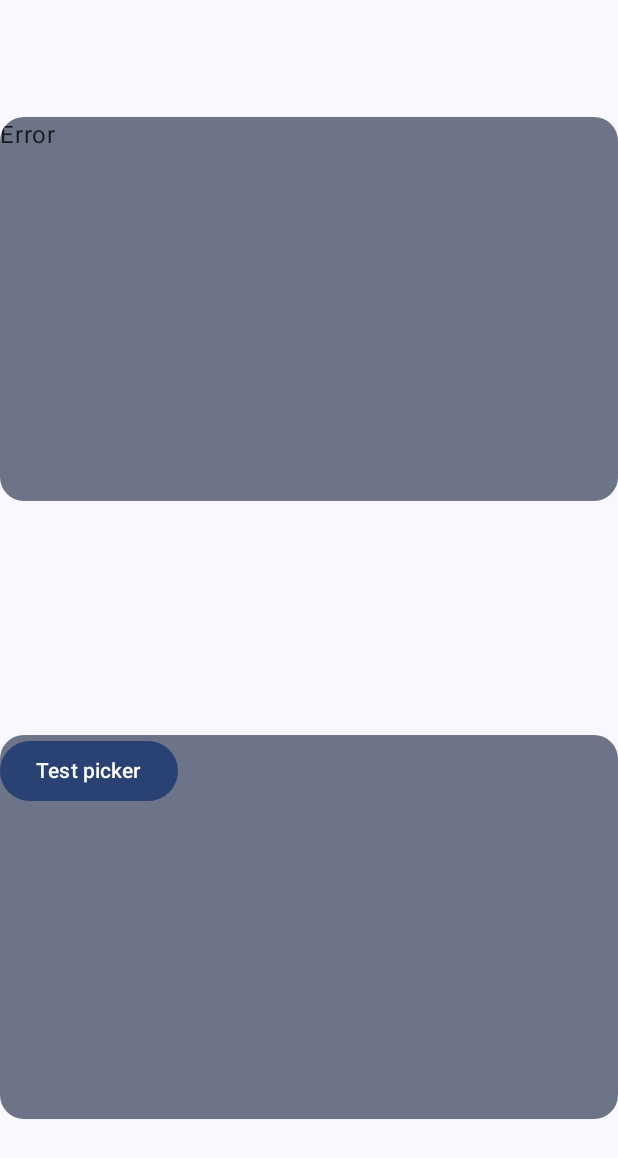
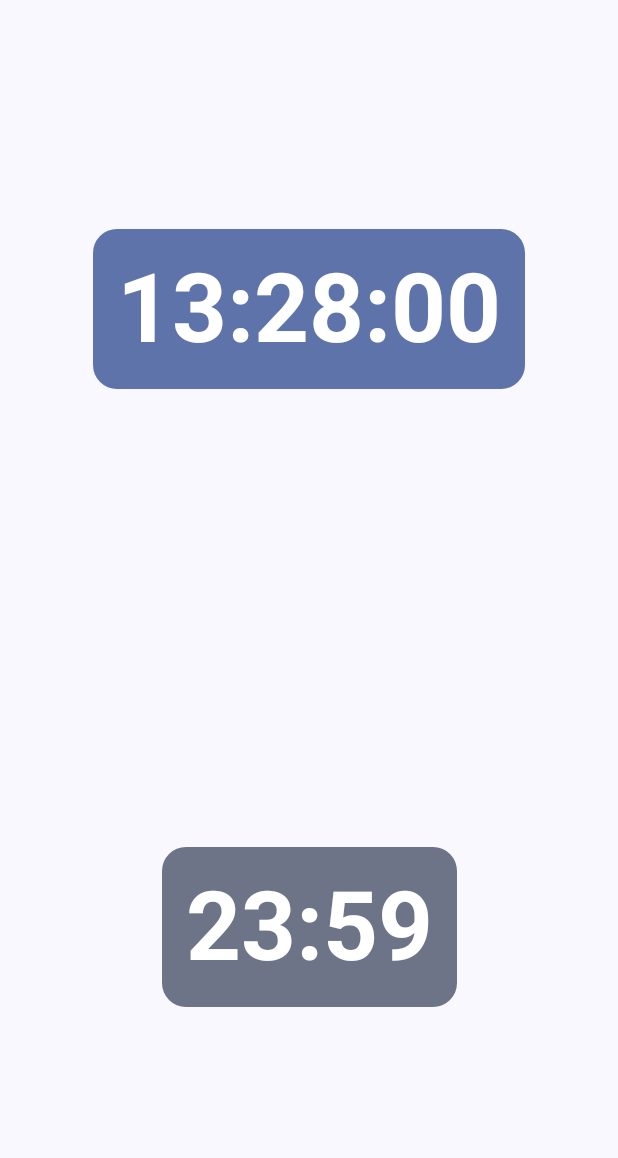
Before and after one commit to Iliano101/chrono-calcul-mobile, an Android app built with Jetpack Compose: the screen it shows after launch (MainActivity), on a phone screen of 412 x 824 dp. Shown: the top 1158 px of the screen. Run offline under Robolectric (Android 15) with nearby library versions, the phone set to English and light mode, and no system bars.

Commit message:
Start of the UI and fix of calculations

```diff
--- a/app/src/main/java/com/iliano/chrono_calcul_mobile/core/Constants.kt
+++ b/app/src/main/java/com/iliano/chrono_calcul_mobile/core/Constants.kt
@@ -4,4 +4,16 @@ object Constants {
     const val UPDATE_DELAY = 1000L
 
     const val MINUTES_IN_HOUR = 60
+
+    object TIME_OFFSETS {
+        const val SECURITY_MINUTES = 15L
+    }
+
+
+    object STRINGS {
+        const val DEFAULT_DISPLAY = "00:00:00"
+        const val DURATION_FORMAT = "%02d:%02d:00"
+        const val TIME_FORMAT = "%02d:%02d"
+    }
+
 }
--- a/app/src/main/java/com/iliano/chrono_calcul_mobile/core/Extensions.kt
+++ b/app/src/main/java/com/iliano/chrono_calcul_mobile/core/Extensions.kt
@@ -1,9 +1,19 @@
 package com.iliano.chrono_calcul_mobile.core
 
 import java.time.Duration
+import java.time.LocalTime
 
 fun Duration.toFormatedString(): String {
-    val hours = this.toHours()
-    val minutes = this.toMinutes() % Constants.MINUTES_IN_HOUR
-    return "$hours:$minutes:00"
+    return Constants.STRINGS.DURATION_FORMAT.format(
+        this.toHours(),
+        this.toMinutes() % Constants.MINUTES_IN_HOUR
+    )
 }
+
+fun LocalTime.toFormatedString(): String {
+
+    return Constants.STRINGS.TIME_FORMAT.format(
+        this.hour,
+        this.minute
+    )
+}
--- a/app/src/main/java/com/iliano/chrono_calcul_mobile/models/Calculation.kt
+++ b/app/src/main/java/com/iliano/chrono_calcul_mobile/models/Calculation.kt
@@ -1,26 +1,35 @@
 package com.iliano.chrono_calcul_mobile.models
 
+import com.iliano.chrono_calcul_mobile.core.Constants
 import java.time.Duration
 import java.time.LocalTime
 
 data class Calculation(
+    var applyOffset: Boolean = true,
     private var _targetTime: LocalTime = LocalTime.now()
 ) {
-    fun setTargetTimeByInt(hours: Int, minutes: Int) {
+
+
+    fun setTargetTime(hours: Int, minutes: Int) {
         _targetTime = LocalTime.of(hours, minutes)
     }
 
-    fun setTargetTimeByLocalTime(localTime: LocalTime) {
-        _targetTime = localTime
+    fun getTargetTime(): LocalTime {
+        return _targetTime
     }
 
     val duration: Duration
         get() {
-            val currentTime = LocalTime.now()
+            var currentTime = LocalTime.now()
+
+            if (applyOffset) {
+                currentTime = currentTime.plusMinutes(Constants.TIME_OFFSETS.SECURITY_MINUTES)
+            }
 
             if (_targetTime.isBefore(currentTime)) {
-                throw Exception()
+                throw Exception("Le temps entré est dans le passé")
             }
+
 
             return Duration.between(currentTime, _targetTime)
         }
--- a/app/src/main/java/com/iliano/chrono_calcul_mobile/ui/screens/calculator/CalculatorScreen.kt
+++ b/app/src/main/java/com/iliano/chrono_calcul_mobile/ui/screens/calculator/CalculatorScreen.kt
@@ -1,21 +1,23 @@
 package com.iliano.chrono_calcul_mobile.ui.screens.calculator
 
 import androidx.compose.foundation.background
+import androidx.compose.foundation.clickable
 import androidx.compose.foundation.layout.Arrangement
 import androidx.compose.foundation.layout.Box
 import androidx.compose.foundation.layout.Column
-import androidx.compose.foundation.layout.height
-import androidx.compose.foundation.layout.width
+import androidx.compose.foundation.layout.padding
 import androidx.compose.foundation.shape.RoundedCornerShape
-import androidx.compose.material3.Button
 import androidx.compose.material3.MaterialTheme
 import androidx.compose.material3.Text
 import androidx.compose.runtime.Composable
 import androidx.compose.ui.Alignment
 import androidx.compose.ui.Modifier
 import androidx.compose.ui.draw.clip
+import androidx.compose.ui.text.style.TextAlign
 import androidx.compose.ui.unit.dp
 import androidx.lifecycle.compose.collectAsStateWithLifecycle
+import com.iliano.chrono_calcul_mobile.core.toFormatedString
+import java.time.LocalTime
 
 @Composable
 fun CalculatorScreen(calculatorViewModel: CalculatorViewModel = CalculatorViewModel()) {
@@ -25,30 +27,48 @@ fun CalculatorScreen(calculatorViewModel: CalculatorViewModel = CalculatorViewMo
         horizontalAlignment = Alignment.CenterHorizontally,
         verticalArrangement = Arrangement.SpaceAround
     ) {
+        ResultBox(uiStateValue.resultText)
+        InputsBox(uiStateValue.calculation.getTargetTime())
+
+    }
+}
+
+@Composable
+fun ResultBox(resultString: String) {
     Box(
         modifier = Modifier
-                .height(256.dp)
-                .width(512.dp)
+            .clip(RoundedCornerShape(16.dp))
+            .background(color = MaterialTheme.colorScheme.primaryContainer)
+
+    ) {
+        Text(
+            text = resultString,
+            style = MaterialTheme.typography.displayLarge,
+            color = MaterialTheme.colorScheme.onPrimaryContainer,
+            textAlign = TextAlign.Center,
+            modifier = Modifier.padding(16.dp)
+        )
+    }
+}
+
+@Composable
+fun InputsBox(selectionTime: LocalTime) {
+    Box(
+        modifier = Modifier
             .clip(RoundedCornerShape(16.dp))
             .background(MaterialTheme.colorScheme.secondaryContainer)
+            .clickable {
 
+            }
     ) {
-            Text(text = uiStateValue.displayText)
-        }
+        Text(
+            text = selectionTime.toFormatedString(),
+            style = MaterialTheme.typography.displayLarge,
+            color = MaterialTheme.colorScheme.onPrimaryContainer,
+            textAlign = TextAlign.Center,
+            modifier = Modifier
+                .padding(16.dp)
 
-        Box(
-            modifier = Modifier
-                .height(256.dp)
-                .width(512.dp)
-                .clip(RoundedCornerShape(16.dp))
-                .background(MaterialTheme.colorScheme.secondaryContainer)
-
-        ) {
-            Button(onClick = {
-                /* TODO */
-            }) {
-                Text(text = "Test picker")
+        )
     }
 }
-    }
-}
--- a/app/src/main/java/com/iliano/chrono_calcul_mobile/ui/screens/calculator/CalculatorState.kt
+++ b/app/src/main/java/com/iliano/chrono_calcul_mobile/ui/screens/calculator/CalculatorState.kt
@@ -4,5 +4,5 @@ import com.iliano.chrono_calcul_mobile.models.Calculation
 
 data class CalculatorState(
     val calculation: Calculation = Calculation(),
-    val displayText: String = String(),
+    val resultText: String = String()
 )
--- a/app/src/main/java/com/iliano/chrono_calcul_mobile/ui/screens/calculator/CalculatorViewModel.kt
+++ b/app/src/main/java/com/iliano/chrono_calcul_mobile/ui/screens/calculator/CalculatorViewModel.kt
@@ -9,7 +9,6 @@ import kotlinx.coroutines.flow.MutableStateFlow
 import kotlinx.coroutines.flow.asStateFlow
 import kotlinx.coroutines.flow.update
 import kotlinx.coroutines.launch
-import java.time.LocalTime
 
 class CalculatorViewModel : ViewModel() {
     private val _uiState = MutableStateFlow(CalculatorState())
@@ -18,6 +17,8 @@ class CalculatorViewModel : ViewModel() {
 
     init {
         viewModelScope.launch {
+            setOffset(false)
+            setTargetTime(23, 59)
             while (true) {
                 updateResult()
                 delay(Constants.UPDATE_DELAY)
@@ -25,25 +26,23 @@ class CalculatorViewModel : ViewModel() {
         }
     }
 
-    fun updateTargetTimeWithLocalTime(localTime: LocalTime) {
-        _uiState.value.calculation.setTargetTimeByLocalTime(localTime)
-        updateResult()
+    private fun setTargetTime(hours: Int, minutes: Int) {
+        _uiState.value.calculation.setTargetTime(hours, minutes)
     }
 
+    private fun setOffset(enable: Boolean) {
+        _uiState.value.calculation.applyOffset = enable
+    }
 
     private fun updateResult() {
-        try {
-            _uiState.update {
-                _uiState.value.copy(
-                    displayText = _uiState.value.calculation.duration.toFormatedString()
-                )
-            }
-        } catch (ex: Exception) {
-            _uiState.update {
-                _uiState.value.copy(
-                    displayText = ex.message ?: "Error"
-                )
-            }
+        _uiState.update {
+            _uiState.value.copy(
+                resultText = try {
+                    _uiState.value.calculation.duration.toFormatedString()
+                } catch (_: Exception) {
+                    Constants.STRINGS.DEFAULT_DISPLAY
+                }
+            )
         }
     }
 }
--- a/app/src/main/java/com/iliano/chrono_calcul_mobile/ui/theme/Type.kt
+++ b/app/src/main/java/com/iliano/chrono_calcul_mobile/ui/theme/Type.kt
@@ -2,33 +2,13 @@ package com.iliano.chrono_calcul_mobile.ui.theme
 
 import androidx.compose.material3.Typography
 import androidx.compose.ui.text.TextStyle
-import androidx.compose.ui.text.font.FontFamily
 import androidx.compose.ui.text.font.FontWeight
 import androidx.compose.ui.unit.sp
 
 // Set of Material typography styles to start with
 val Typography = Typography(
-    bodyLarge = TextStyle(
-        fontFamily = FontFamily.Default,
-        fontWeight = FontWeight.Normal,
-        fontSize = 16.sp,
-        lineHeight = 24.sp,
-        letterSpacing = 0.5.sp
+    displayLarge = TextStyle(
+        fontWeight = FontWeight.Bold,
+        fontSize = 64.sp,
     )
-    /* Other default text styles to override
-    titleLarge = TextStyle(
-        fontFamily = FontFamily.Default,
-        fontWeight = FontWeight.Normal,
-        fontSize = 22.sp,
-        lineHeight = 28.sp,
-        letterSpacing = 0.sp
-    ),
-    labelSmall = TextStyle(
-        fontFamily = FontFamily.Default,
-        fontWeight = FontWeight.Medium,
-        fontSize = 11.sp,
-        lineHeight = 16.sp,
-        letterSpacing = 0.5.sp
-    )
-    */
 )
```
Lines whose indentation alone changed are shown as unchanged.
